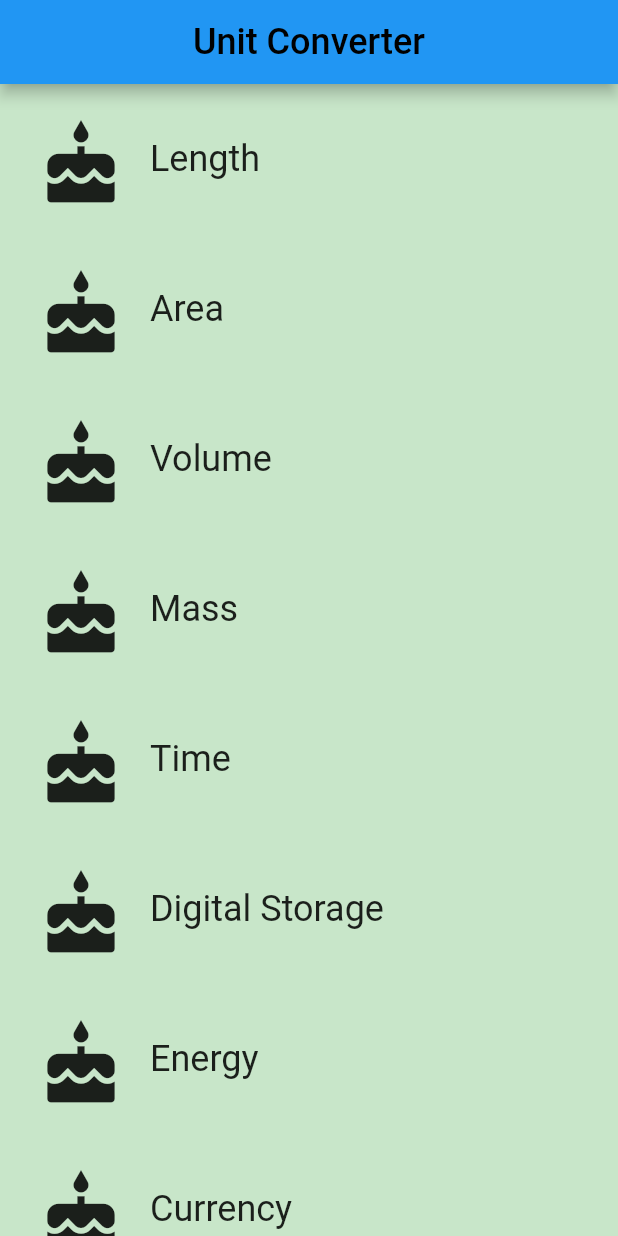
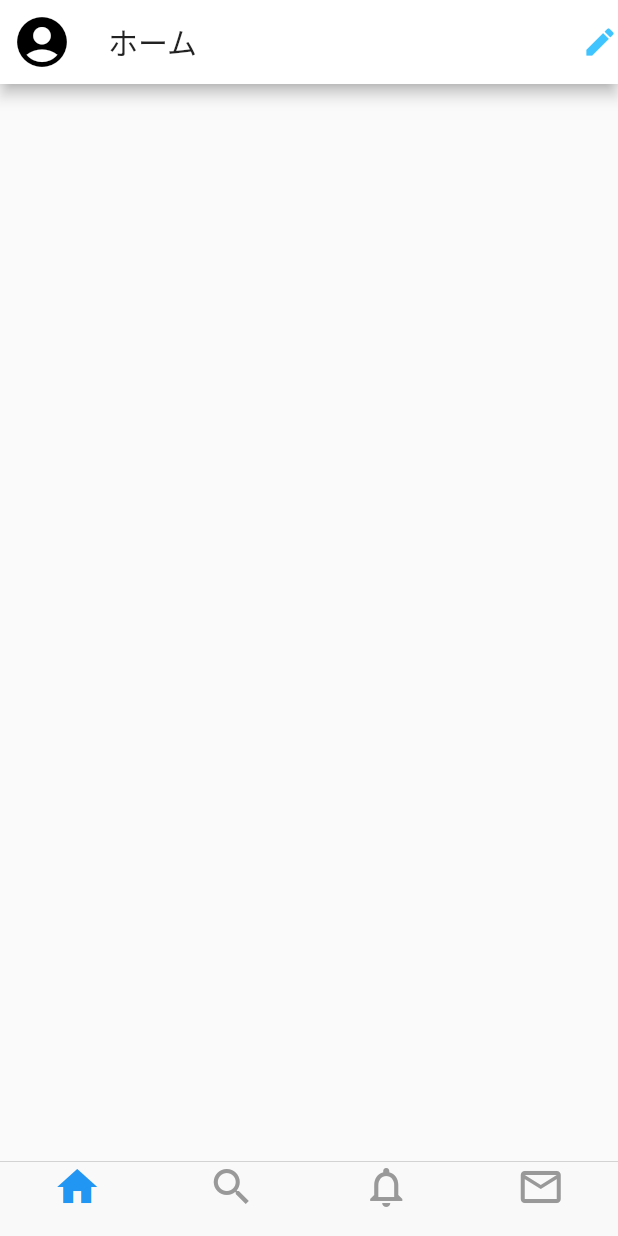
Before and after one commit to akiyosh1991/udacity_flutter, a Flutter app: the screen it shows after launch, on a phone screen of 412 x 824 dp. Run offline on Flutter 3.47's test engine with Material 2 defaults, Android fonts, the phone set to English and light mode, and no system bars.

Commit message:
Home画面を作成

```diff
--- /dev/null
+++ b/lib/UI/Pages/Home.dart
@@ -0,0 +1,33 @@
+import 'package:flutter/material.dart';
+import 'package:flutter/cupertino.dart';
+
+const button_size = 20.0;
+
+class Home extends StatelessWidget {
+  @override
+  Widget build(BuildContext context) {
+    var _homeListItems = List<HomeListItem>.generate(
+      8,
+      (i) => HomeListItem(),
+    );
+    return Scaffold(
+      appBar: AppBar(
+        leading: Icon(Icons.account_circle, size: 40.0),
+        title: Text('ホーム'),
+        actions: <Widget>[Icon(Icons.edit, color: Colors.lightBlueAccent)],
+      ),
+      body: ListView.builder(
+          itemCount: _homeListItems.length,
+          itemBuilder: (context, index) {
+            return _homeListItems[index];
+          }),
+    );
+  }
+}
+
+class HomeListItem extends StatelessWidget {
+  @override
+  Widget build(BuildContext context) {
+    return Container();
+  }
+}
--- /dev/null
+++ b/lib/UI/app.dart
@@ -0,0 +1,55 @@
+import 'package:flutter/material.dart';
+import 'package:flutter/cupertino.dart';
+import 'Pages/Home.dart';
+
+class App extends StatefulWidget {
+  @override
+  AppState createState() => AppState();
+}
+
+class AppState extends State<App> {
+  List<Widget> _pages = [
+    Home(),
+    // Home以外のページは後ほど作成
+    Container(),
+    Container(),
+    Container()
+  ];
+
+  final iconSize = 32.0;
+
+  @override
+  Widget build(BuildContext context) {
+    return CupertinoTabScaffold(
+      tabBar: CupertinoTabBar(
+        items: <BottomNavigationBarItem>[
+          BottomNavigationBarItem(
+            icon: Icon(Icons.home, size: iconSize),
+            title: Text(''),
+          ),
+          BottomNavigationBarItem(
+            icon: Icon(Icons.search, size: iconSize),
+            title: Text(''),
+          ),
+          BottomNavigationBarItem(
+            icon: Icon(Icons.notifications_none, size: iconSize),
+            title: Text(''),
+          ),
+          BottomNavigationBarItem(
+            icon: Icon(Icons.mail_outline, size: iconSize),
+            title: Text(''),
+          )
+        ],
+      ),
+      tabBuilder: (BuildContext context, int index) {
+        return CupertinoTabView(
+          builder: (BuildContext context){
+            return CupertinoPageScaffold(
+              child: _pages[index],
+            );
+          },
+        );
+      },
+    );
+  }
+}
--- a/lib/main.dart
+++ b/lib/main.dart
@@ -4,26 +4,22 @@
 
 // You can read about packages here: https://flutter.io/using-packages/
 import 'package:flutter/material.dart';
+import 'UI/app.dart';
 
-// TODO: Import the CategoryRoute widget
-import 'category_route.dart';
-/// The function that is called when main.dart is run.
 void main() {
-  runApp(UnitConverterApp());
+  runApp(MyApp());
 }
 
-/// This widget is the root of our application.
-///
-/// The first screen we see is a list [Categories].
-class UnitConverterApp extends StatelessWidget {
+class MyApp extends StatelessWidget {
   @override
   Widget build(BuildContext context) {
     return MaterialApp(
       debugShowCheckedModeBanner: false,
-      title: 'Unit Converter',
-      // TODO: Instead of pointing to exactly 1 Category widget,
-      // our home should now point to an instance of the CategoryRoute widget.
-      home: CategoryRoute(),
+      title: 'twitter_like_app',
+      theme: ThemeData(
+        primaryColor: Colors.white
+      ),
+      home: App(),
     );
   }
 }
```
